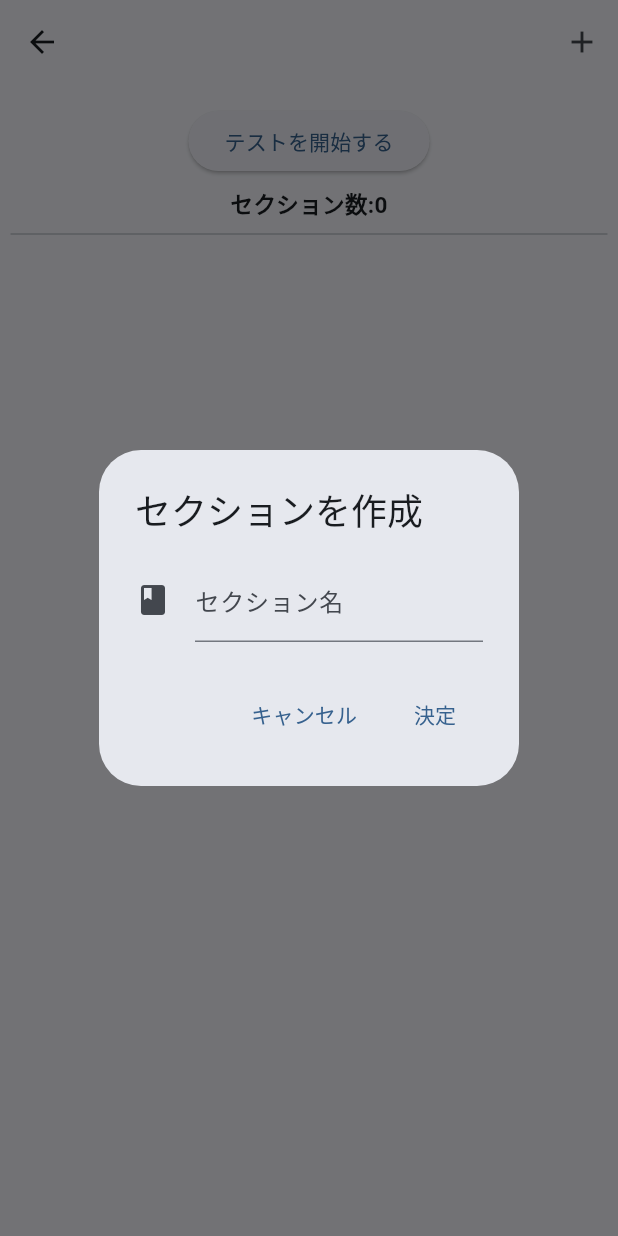
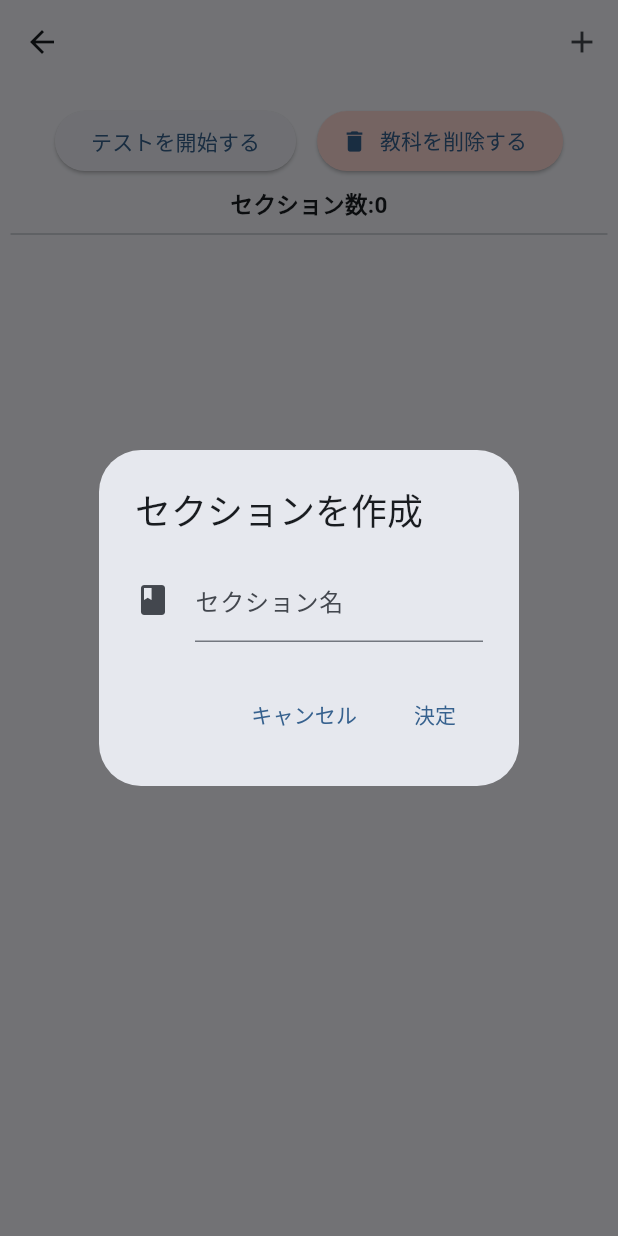
Before and after one commit to CoreNion/Leasy, a Flutter app: the SubjectOverview screen opened directly with empty values, after a tap on the "add" icon, on a phone screen of 412 x 824 dp. Run offline on Flutter 3.47's test engine with Material 2 defaults, Android fonts, the phone set to English and light mode, and no system bars; drawn by our look-alikes of dynamic_color; our stand-ins replace hooks_riverpod, modal_bottom_sheet, sqflite, sqflite_common_ffi; missing offline and left inert: flutter_picker, responsive_grid_list, status_alert; accounts and stored records are empty.

Commit message:
[home subject] 教科の削除ボタンを概要ページに移動

```diff
--- a/lib/pages/subject/overview.dart
+++ b/lib/pages/subject/overview.dart
@@ -36,12 +36,15 @@ class _SubjectOverviewState extends ConsumerState<SubjectOverview> {
 
   @override
   Widget build(BuildContext context) {
+    final colorScheme = Theme.of(context).colorScheme;
+
     return Scaffold(
         appBar: AppBar(
           title: Text(widget.title),
           actions: <Widget>[
             IconButton(
-                onPressed: (() => showDialog(
+                onPressed: (() {
+                  showDialog(
                     context: context,
                     builder: (context) => AlertDialog(
                         title: const Text("セクションを作成"),
@@ -54,8 +57,7 @@ class _SubjectOverviewState extends ConsumerState<SubjectOverview> {
                                 if (_formKey.currentState!.validate()) {
                                   final nav = Navigator.of(context);
 
-                                    final id =
-                                        await DataBaseHelper.createSection(
+                                  final id = await DataBaseHelper.createSection(
                                       widget.title, _createdSectionTitle);
                                   setState(() {
                                     _sectionListID.add(id);
@@ -82,7 +84,8 @@ class _SubjectOverviewState extends ConsumerState<SubjectOverview> {
                                 }
                               },
                             ))),
-                    )),
+                  );
+                }),
                 icon: const Icon(Icons.add))
           ],
         ),
@@ -109,6 +112,49 @@ class _SubjectOverviewState extends ConsumerState<SubjectOverview> {
                               ));
                             },
                             child: const Text("テストを開始する"))),
+                    Padding(
+                        padding: const EdgeInsets.all(7.0),
+                        child: ElevatedButton.icon(
+                          label: const Text("教科を削除する"),
+                          icon: const Icon(Icons.delete),
+                          style: ButtonStyle(
+                              backgroundColor: MaterialStatePropertyAll(
+                                  colorScheme.errorContainer),
+                              textStyle: MaterialStatePropertyAll(TextStyle(
+                                  color: colorScheme.onErrorContainer))),
+                          onPressed: () async {
+                            final confirm = await showDialog(
+                                barrierDismissible: false,
+                                context: context,
+                                builder: ((context) {
+                                  return AlertDialog(
+                                    title: Text('"${widget.title}"を削除しますか？'),
+                                    content: const Text(
+                                        '警告！その教科のセクションや問題などが全て削除されます！\nこの操作は取り消せません！'),
+                                    actions: [
+                                      TextButton(
+                                        onPressed: () =>
+                                            Navigator.of(context).pop(false),
+                                        child: const Text('いいえ'),
+                                      ),
+                                      TextButton(
+                                        onPressed: () =>
+                                            Navigator.of(context).pop(true),
+                                        child: const Text('はい'),
+                                      ),
+                                    ],
+                                  );
+                                }));
+
+                            if (confirm) {
+                              await DataBaseHelper.removeSubject(widget.title);
+
+                              Navigator.pop(context, true);
+                              ScaffoldMessenger.of(context).showSnackBar(
+                                  const SnackBar(content: Text('削除しました')));
+                            }
+                          },
+                        )),
                   ],
                 ),
                 Text(
```
Also changed, not shown: lib/pages/home.dart (+15 -54 lines). Lines whose indentation alone changed are shown as unchanged.
